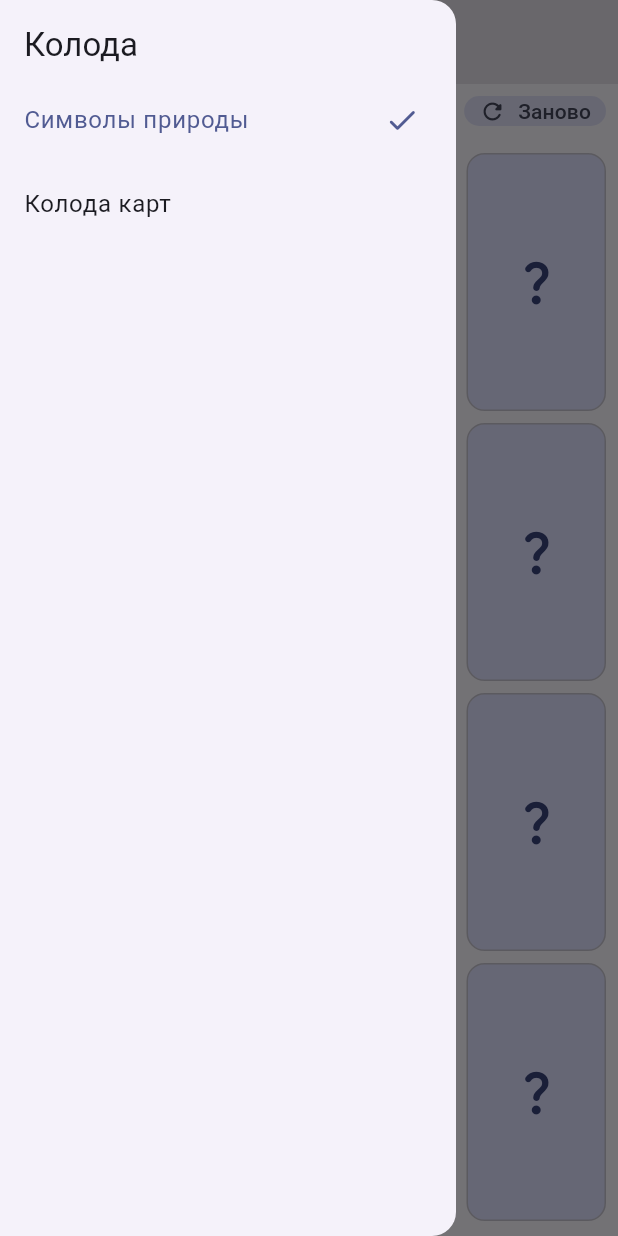
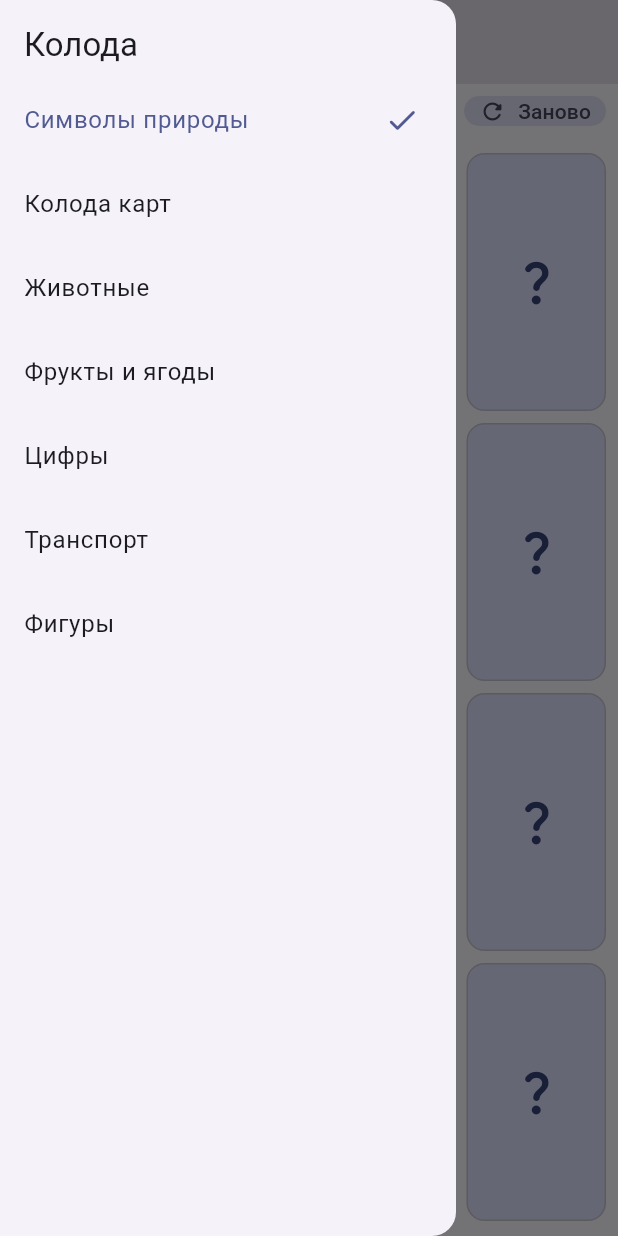
Before and after one commit to Komiljon/train_memory, a Flutter app: the screen it shows after launch, with the side drawer open, on a phone screen of 412 x 824 dp. Run offline on Flutter 3.47's test engine with Material 3 defaults, Android fonts, the phone set to English and light mode, and no system bars; drawn by our look-alikes of flip_card; our stand-ins replace flutter_riverpod.

Commit message:
Добавить пять тематических колод в Drawer: животные, фрукты, цифры, транспорт и фигуры.
Каждая колода — 8 пар с glyph/иконками; Drawer строится из DeckKind.values со скроллом.

Co-authored-by: Cursor <cursoragent@cursor.com>

```diff
--- a/lib/features/game/data/datasources/card_catalog_datasource.dart
+++ b/lib/features/game/data/datasources/card_catalog_datasource.dart
@@ -9,6 +9,7 @@ class CardFaceDefinition {
     this.assetPath,
     this.rank,
     this.suit,
+    this.glyph,
   });
 
   final String pairId;
@@ -22,9 +23,12 @@ class CardFaceDefinition {
 
   /// Масть; только для [DeckKind.playingCards].
   final CardSuit? suit;
+
+  /// Эмодзи, цифра или Unicode-символ; для тематических колод без asset/иконки.
+  final String? glyph;
 }
 
-/// Статический каталог лиц: два набора — природа и игральные карты.
+/// Статический каталог лиц: наборы по [DeckKind].
 class CardCatalogDataSource {
   const CardCatalogDataSource();
 
@@ -121,22 +125,102 @@ class CardCatalogDataSource {
     ),
   ];
 
+  /// Животные: pairId с префиксом animal_, чтобы не пересекаться с природой.
+  static const List<CardFaceDefinition> animalFaces = [
+    CardFaceDefinition(pairId: 'animal_cat', label: 'Кошка', glyph: '🐱'),
+    CardFaceDefinition(pairId: 'animal_dog', label: 'Собака', glyph: '🐶'),
+    CardFaceDefinition(pairId: 'animal_rabbit', label: 'Кролик', glyph: '🐰'),
+    CardFaceDefinition(pairId: 'animal_fox', label: 'Лиса', glyph: '🦊'),
+    CardFaceDefinition(pairId: 'animal_bear', label: 'Медведь', glyph: '🐻'),
+    CardFaceDefinition(pairId: 'animal_panda', label: 'Панда', glyph: '🐼'),
+    CardFaceDefinition(pairId: 'animal_frog', label: 'Лягушка', glyph: '🐸'),
+    CardFaceDefinition(pairId: 'animal_owl', label: 'Сова', glyph: '🦉'),
+  ];
+
+  /// Фрукты и ягоды.
+  static const List<CardFaceDefinition> fruitFaces = [
+    CardFaceDefinition(pairId: 'fruit_apple', label: 'Яблоко', glyph: '🍎'),
+    CardFaceDefinition(pairId: 'fruit_pear', label: 'Груша', glyph: '🍐'),
+    CardFaceDefinition(pairId: 'fruit_orange', label: 'Апельсин', glyph: '🍊'),
+    CardFaceDefinition(pairId: 'fruit_grape', label: 'Виноград', glyph: '🍇'),
+    CardFaceDefinition(
+        pairId: 'fruit_strawberry', label: 'Клубника', glyph: '🍓'),
+    CardFaceDefinition(pairId: 'fruit_cherry', label: 'Вишня', glyph: '🍒'),
+    CardFaceDefinition(pairId: 'fruit_watermelon', label: 'Арбуз', glyph: '🍉'),
+    CardFaceDefinition(pairId: 'fruit_lemon', label: 'Лимон', glyph: '🍋'),
+  ];
+
+  /// Цифры 1–8: glyph читается лучше Material-иконок (нет 7 и 8 в looks_*).
+  static const List<CardFaceDefinition> numberFaces = [
+    CardFaceDefinition(pairId: 'num_1', label: 'Один', glyph: '1'),
+    CardFaceDefinition(pairId: 'num_2', label: 'Два', glyph: '2'),
+    CardFaceDefinition(pairId: 'num_3', label: 'Три', glyph: '3'),
+    CardFaceDefinition(pairId: 'num_4', label: 'Четыре', glyph: '4'),
+    CardFaceDefinition(pairId: 'num_5', label: 'Пять', glyph: '5'),
+    CardFaceDefinition(pairId: 'num_6', label: 'Шесть', glyph: '6'),
+    CardFaceDefinition(pairId: 'num_7', label: 'Семь', glyph: '7'),
+    CardFaceDefinition(pairId: 'num_8', label: 'Восемь', glyph: '8'),
+  ];
+
+  /// Транспорт.
+  static const List<CardFaceDefinition> transportFaces = [
+    CardFaceDefinition(pairId: 'transport_car', label: 'Машина', glyph: '🚗'),
+    CardFaceDefinition(pairId: 'transport_bus', label: 'Автобус', glyph: '🚌'),
+    CardFaceDefinition(pairId: 'transport_train', label: 'Поезд', glyph: '🚂'),
+    CardFaceDefinition(
+        pairId: 'transport_plane', label: 'Самолёт', glyph: '✈️'),
+    CardFaceDefinition(
+        pairId: 'transport_bike', label: 'Велосипед', glyph: '🚲'),
+    CardFaceDefinition(pairId: 'transport_ship', label: 'Корабль', glyph: '🚢'),
+    CardFaceDefinition(
+        pairId: 'transport_motorcycle', label: 'Мотоцикл', glyph: '🏍️'),
+    CardFaceDefinition(
+        pairId: 'transport_rocket', label: 'Ракета', glyph: '🚀'),
+  ];
+
+  /// Геометрические фигуры: Unicode, не пересекаются с pairId природы (star и т.д.).
+  static const List<CardFaceDefinition> shapeFaces = [
+    CardFaceDefinition(pairId: 'shape_circle', label: 'Круг', glyph: '●'),
+    CardFaceDefinition(pairId: 'shape_square', label: 'Квадрат', glyph: '■'),
+    CardFaceDefinition(
+        pairId: 'shape_triangle', label: 'Треугольник', glyph: '▲'),
+    CardFaceDefinition(pairId: 'shape_diamond', label: 'Ромб', glyph: '◆'),
+    CardFaceDefinition(pairId: 'shape_star', label: 'Звезда', glyph: '★'),
+    CardFaceDefinition(
+        pairId: 'shape_hexagon', label: 'Шестиугольник', glyph: '⬡'),
+    CardFaceDefinition(pairId: 'shape_plus', label: 'Плюс', glyph: '＋'),
+    CardFaceDefinition(pairId: 'shape_ring', label: 'Кольцо', glyph: '○'),
+  ];
+
+  /// Все списки лиц — для findByPairId и проверки уникальности pairId.
+  static const List<List<CardFaceDefinition>> _allFaceLists = [
+    natureFaces,
+    playingCardFaces,
+    animalFaces,
+    fruitFaces,
+    numberFaces,
+    transportFaces,
+    shapeFaces,
+  ];
+
   List<CardFaceDefinition> getAvailableFaces(DeckKind kind) {
     return switch (kind) {
       DeckKind.nature => natureFaces,
       DeckKind.playingCards => playingCardFaces,
+      DeckKind.animals => animalFaces,
+      DeckKind.fruits => fruitFaces,
+      DeckKind.numbers => numberFaces,
+      DeckKind.transport => transportFaces,
+      DeckKind.shapes => shapeFaces,
     };
   }
 
   CardFaceDefinition? findByPairId(String pairId) {
-    for (final face in natureFaces) {
-      if (face.pairId == pairId) {
-        return face;
-      }
-    }
-    for (final face in playingCardFaces) {
-      if (face.pairId == pairId) {
-        return face;
+    for (final faces in _allFaceLists) {
+      for (final face in faces) {
+        if (face.pairId == pairId) {
+          return face;
+        }
       }
     }
     return null;
--- a/lib/features/game/domain/entities/deck_kind.dart
+++ b/lib/features/game/domain/entities/deck_kind.dart
@@ -5,4 +5,19 @@ enum DeckKind {
 
   /// Классические игральные карты: ранг + масть.
   playingCards,
+
+  /// Животные: эмодзи на лице карты.
+  animals,
+
+  /// Фрукты и ягоды: эмодзи на лице карты.
+  fruits,
+
+  /// Цифры 1–8: крупный глиф + подпись.
+  numbers,
+
+  /// Транспорт: эмодзи на лице карты.
+  transport,
+
+  /// Геометрические фигуры: Unicode-символы.
+  shapes,
 }
--- /dev/null
+++ b/lib/features/game/presentation/extensions/deck_kind_ui.dart
@@ -0,0 +1,14 @@
+import '../../domain/entities/deck_kind.dart';
+
+/// Русские названия колод для Drawer (presentation-only, domain без Flutter).
+extension DeckKindUiX on DeckKind {
+  String get drawerTitle => switch (this) {
+        DeckKind.nature => 'Символы природы',
+        DeckKind.playingCards => 'Колода карт',
+        DeckKind.animals => 'Животные',
+        DeckKind.fruits => 'Фрукты и ягоды',
+        DeckKind.numbers => 'Цифры',
+        DeckKind.transport => 'Транспорт',
+        DeckKind.shapes => 'Фигуры',
+      };
+}
--- a/lib/features/game/presentation/widgets/deck_picker_drawer.dart
+++ b/lib/features/game/presentation/widgets/deck_picker_drawer.dart
@@ -2,6 +2,7 @@ import 'package:flutter/material.dart';
 import 'package:flutter_riverpod/flutter_riverpod.dart';
 
 import '../../domain/entities/deck_kind.dart';
+import '../extensions/deck_kind_ui.dart';
 import '../providers/game_providers.dart';
 
 /// Боковое меню выбора колоды: смена kind перезапускает партию через watch в Notifier.
@@ -26,17 +27,19 @@ class DeckPickerDrawer extends ConsumerWidget {
                   style: Theme.of(context).textTheme.titleLarge,
                 ),
               ),
-              _DeckOptionTile(
-                key: const Key('deck_option_nature'),
-                title: 'Символы природы',
-                selected: selected == DeckKind.nature,
-                onTap: () => _selectDeck(context, ref, DeckKind.nature),
-              ),
-              _DeckOptionTile(
-                key: const Key('deck_option_playing_cards'),
-                title: 'Колода карт',
-                selected: selected == DeckKind.playingCards,
-                onTap: () => _selectDeck(context, ref, DeckKind.playingCards),
+              // ListView: семь пунктов не помещаются на маленьких экранах без скролла.
+              Expanded(
+                child: ListView(
+                  children: [
+                    for (final kind in DeckKind.values)
+                      _DeckOptionTile(
+                        key: Key('deck_option_${kind.name}'),
+                        title: kind.drawerTitle,
+                        selected: selected == kind,
+                        onTap: () => _selectDeck(context, ref, kind),
+                      ),
+                  ],
+                ),
               ),
             ],
           ),
--- a/lib/features/game/presentation/widgets/pair_face_mapper.dart
+++ b/lib/features/game/presentation/widgets/pair_face_mapper.dart
@@ -33,6 +33,11 @@ class PairFaceMapper {
     return _catalog.findByPairId(pairId)?.assetPath;
   }
 
+  /// Эмодзи, цифра или Unicode-символ для тематических колод.
+  String? glyphFor(String pairId) {
+    return _catalog.findByPairId(pairId)?.glyph;
+  }
+
   String? rankFor(String pairId) {
     return _catalog.findByPairId(pairId)?.rank;
   }
```
Also changed, not shown: lib/features/game/presentation/widgets/memory_flip_card.dart (+41 -5 lines), 3 other files.
